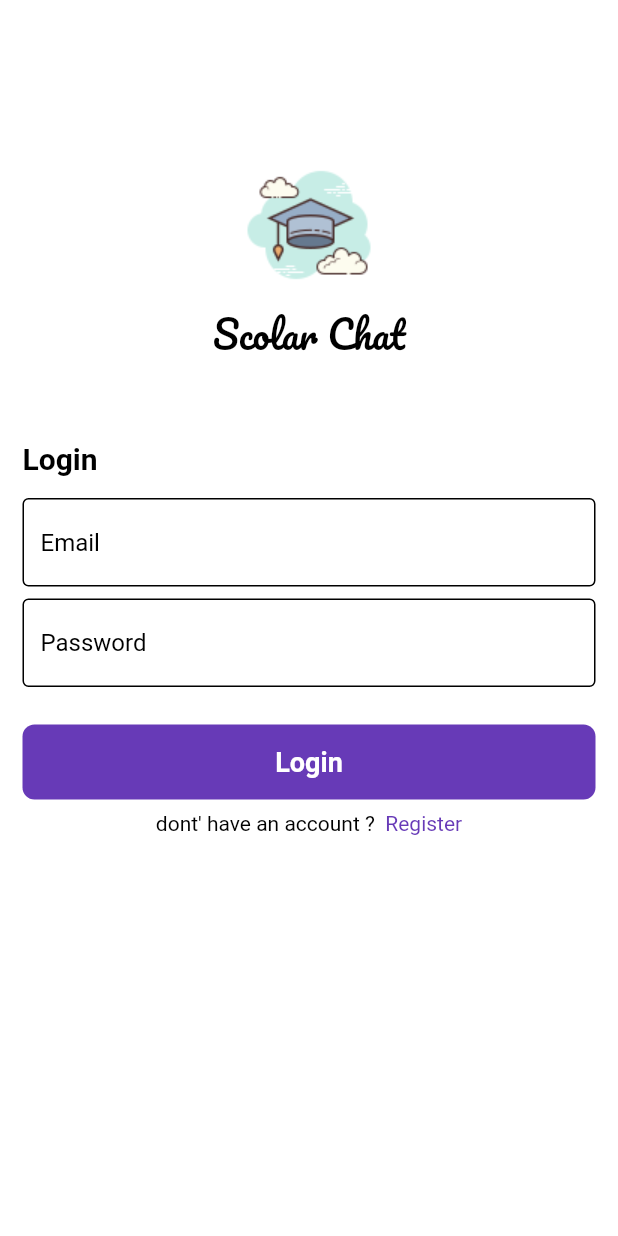
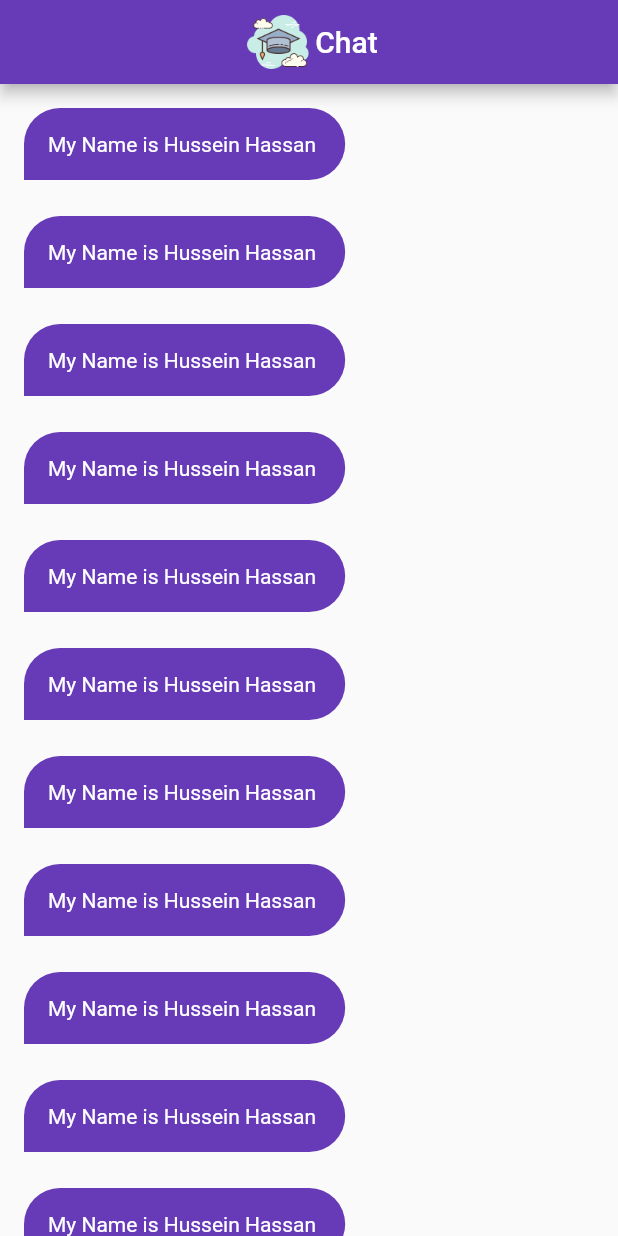
Before and after one commit to HusseinAlswasy/VallApp, a Flutter app: the screen it shows after launch, on a phone screen of 412 x 824 dp. Run offline on Flutter 3.47's test engine with Material 2 defaults, Android fonts, the phone set to English and light mode, and no system bars; drawn by our look-alikes of modal_progress_hud_nsn; our stand-ins replace firebase_auth, firebase_core; accounts and stored records are empty.

Commit message:
Finish Ui for chat screen

```diff
--- /dev/null
+++ b/lib/components/custome_chat_buble.dart
@@ -0,0 +1,32 @@
+import 'package:flutter/material.dart';
+import 'package:untitled/constent/constents.dart';
+class chatBubule extends StatelessWidget {
+  const chatBubule({
+    super.key,
+  });
+
+  @override
+  Widget build(BuildContext context) {
+    return Align(
+      alignment: Alignment.centerLeft,
+      child: Padding(
+        padding: const EdgeInsets.only(bottom: 8,top: 16,left: 16,right: 16),
+        child: Container(
+          padding: EdgeInsets.all(16),
+          decoration: BoxDecoration(
+            borderRadius: BorderRadius.only(
+              topLeft: Radius.circular(30),
+              topRight: Radius.circular(30),
+              bottomRight: Radius.circular(30),
+            ),
+            color: KPrimaryColor,
+          ),
+          child: Text(
+            'My Name is Hussein Hassan ',
+            style: TextStyle(color: Colors.white),
+          ),
+        ),
+      ),
+    );
+  }
+}
--- a/lib/main.dart
+++ b/lib/main.dart
@@ -1,5 +1,6 @@
 import 'package:firebase_core/firebase_core.dart';
 import 'package:flutter/material.dart';
+import 'package:untitled/screen/Home_screen.dart';
 import 'package:untitled/screen/Login_screen.dart';
 import 'package:untitled/screen/signup_screen.dart';
 
@@ -18,11 +19,13 @@ class MyApp extends StatelessWidget {
   Widget build(BuildContext context) {
     return MaterialApp(
       debugShowCheckedModeBanner: false,
-      routes: {
-        LoginScreen.id: (context) => LoginScreen(),
-        SignUpScreen.id: (context) => SignUpScreen(),
-      },
-      initialRoute: 'LoginScreen',
+      // routes: {
+      //   LoginScreen.id: (context) => LoginScreen(),
+      //   SignUpScreen.id: (context) => SignUpScreen(),
+      //   HomeScreen.id: (context) => HomeScreen(),
+      // },
+      // initialRoute: LoginScreen.id,
+      home: HomeScreen(),
     );
   }
 }
--- /dev/null
+++ b/lib/screen/Home_screen.dart
@@ -0,0 +1,41 @@
+import 'package:flutter/material.dart';
+import 'package:untitled/components/custome_chat_buble.dart';
+import 'package:untitled/constent/constents.dart';
+
+class HomeScreen extends StatelessWidget {
+  const HomeScreen({super.key});
+
+  @override
+  static String id = 'HomeScreen';
+
+  Widget build(BuildContext context) {
+    return Scaffold(
+      appBar: AppBar(
+        automaticallyImplyLeading: false,
+        title: Row(
+          mainAxisAlignment: MainAxisAlignment.center,
+          children: [
+            Image.asset(
+              'assets/images/scholar.png',
+              scale: 2,
+            ),
+            Text('Chat'),
+          ],
+        ),
+        backgroundColor: KPrimaryColor,
+      ),
+      body: Column(
+        children: [
+          Expanded(
+            child: ListView.builder(
+              itemBuilder: (context, index) {
+                return chatBubule();
+              },
+            ),
+          ),
+
+        ],
+      ),
+    );
+  }
+}
--- a/lib/screen/Login_screen.dart
+++ b/lib/screen/Login_screen.dart
@@ -4,8 +4,9 @@ import 'package:modal_progress_hud_nsn/modal_progress_hud_nsn.dart';
 import 'package:untitled/components/custome_button.dart';
 import 'package:untitled/components/custome_text_field.dart';
 import 'package:untitled/components/show_snak_bar.dart';
-import 'package:untitled/constent/constents.dart';
+import 'package:untitled/screen/Home_screen.dart';
 import 'package:untitled/screen/signup_screen.dart';
+
 
 class LoginScreen extends StatefulWidget {
   const LoginScreen({super.key});
@@ -100,6 +101,7 @@ class _LoginScreenState extends State<LoginScreen> {
                           await loginUser();
                           showSnackBar(
                               context, 'email login success', Colors.green);
+                            Navigator.pushNamed(context, HomeScreen.id);
                         } on FirebaseAuthException catch (e) {
                           if (e.code == 'user-not-found') {
                             showSnackBar(context,
@@ -113,7 +115,9 @@ class _LoginScreenState extends State<LoginScreen> {
                               context,
                               'there was an error , please try again',
                               Colors.red);
+                          print(e);
                         }
+
                       } else {}
                       isLoading = false;
                       setState(() {
--- a/lib/screen/signup_screen.dart
+++ b/lib/screen/signup_screen.dart
@@ -124,6 +124,7 @@ class _SignUpScreenState extends State<SignUpScreen> {
                             context,
                             'there was an error , please try again',
                             Colors.red);
+                        print(e);
                       }
                     } else {}
                     isLoading = false;
```
Also changed, not shown: lib/components/custome_texte_feild.dart (added).
